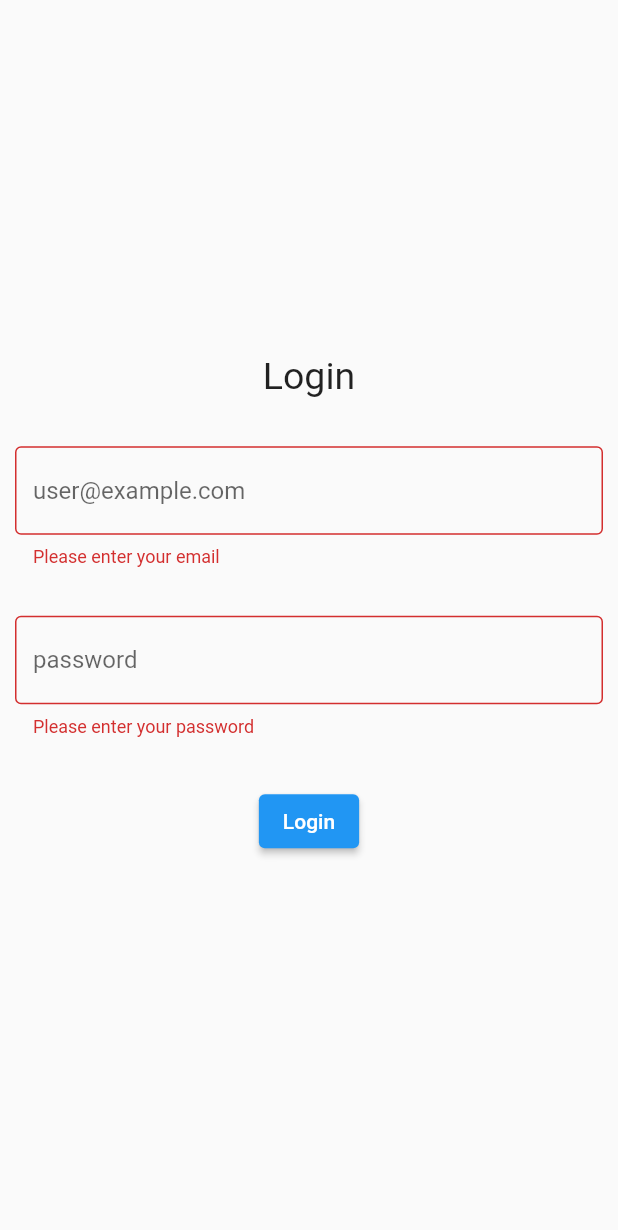
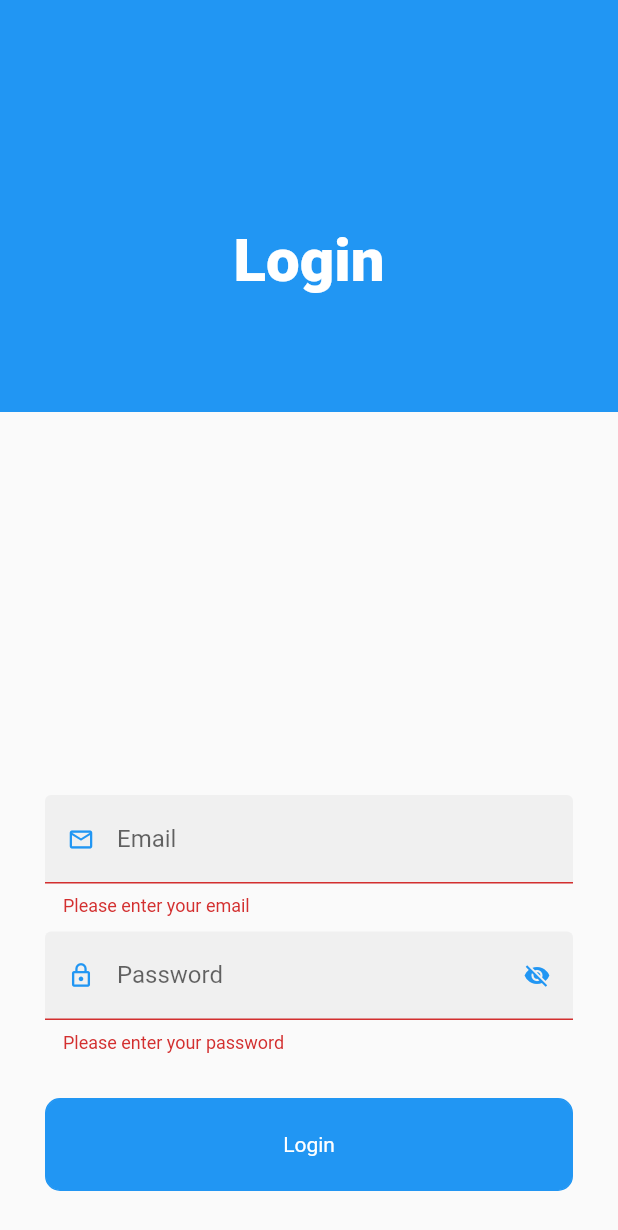
Before and after one commit to oscartbeaumont/flutter-starter, a Flutter app: the screen it shows after launch, after a tap on "Login", on a phone screen of 412 x 824 dp. Shown: the top 1230 px of the screen. Run offline on Flutter 3.47's test engine with Material 2 defaults, Android fonts, the phone set to English and light mode, and no system bars; our stand-ins replace flutter_secure_storage, package_info_plus, shared_preferences; accounts and stored records are empty.

Commit message:
feat: :sparkles: animated login page + fixed code styling

```diff
--- a/lib/views/login.dart
+++ b/lib/views/login.dart
@@ -1,4 +1,5 @@
 import 'package:flutter/material.dart';
+import "../widgets/form_components.dart";
 import '../api/api.dart';
 import "../state.dart";
 
@@ -11,8 +12,9 @@ class _LoginPageState extends State<LoginPage> {
   final _formKey = GlobalKey<FormState>();
   final emailController = TextEditingController();
   final passwordController = TextEditingController();
-  var isLoading = false;
-  var error;
+  bool isLoading = false;
+  bool passwordVisible = false;
+  String? error;
 
   void loginBtn() async {
     FocusManager.instance.primaryFocus?.unfocus();
@@ -34,71 +36,107 @@ class _LoginPageState extends State<LoginPage> {
     }
   }
 
-  void removeError() {
-    setState(() => error = null);
-  }
-
   @override
   Widget build(BuildContext context) {
+    final size = MediaQuery.of(context).size;
+    final bool keyboardOpen = MediaQuery.of(context).viewInsets.bottom > 0;
+
+    print(keyboardOpen);
+
     return Scaffold(
       body: Form(
         key: _formKey,
         child: AutofillGroup(
+          child: Stack(
+            children: <Widget>[
+              AnimatedPositioned(
+                duration: const Duration(milliseconds: 200),
+                curve: Curves.easeOutQuad,
+                width: size.width,
+                height: size.height / 3.0,
+                top: keyboardOpen ? -size.height : 0.0,
+                child: Container(
+                  color: Colors.blue,
+                ),
+              ),
+              Padding(
+                padding: const EdgeInsets.only(top: 150.0),
+                child: Row(
+                  mainAxisAlignment: MainAxisAlignment.center,
+                  children: [
+                    AnimatedDefaultTextStyle(
+                      child: Text("Login"),
+                      style: !keyboardOpen
+                          ? TextStyle(
+                              color: Colors.white,
+                              fontSize: 40.0,
+                              fontWeight: FontWeight.w900,
+                            )
+                          : TextStyle(
+                              color: Colors.black,
+                              fontSize: 40.0,
+                              fontWeight: FontWeight.w900,
+                            ),
+                      duration: Duration(milliseconds: 200),
+                    ),
+                  ],
+                ),
+              ),
+              Padding(
+                padding: const EdgeInsets.all(30.0),
                 child: Column(
-              mainAxisAlignment: MainAxisAlignment.center,
-              crossAxisAlignment: CrossAxisAlignment.center,
+                  mainAxisAlignment: MainAxisAlignment.end,
                   children: <Widget>[
-                Text("Login", style: TextStyle(fontSize: 25)),
-                Text(error != null ? "Error: $error" : "",
-                    style: TextStyle(color: Colors.red)),
-                Padding(
-                  padding: EdgeInsets.symmetric(horizontal: 10, vertical: 16),
-                  child: TextFormField(
+                    Text(
+                      error ?? "",
+                      style: TextStyle(color: Colors.red),
+                    ),
+                    SizedBox(height: 10.0),
+                    TextFieldWidget(
                       controller: emailController,
-                    autofocus: true,
+                      hintText: "Email",
+                      icon: Icons.mail_outline,
+                      enabled: !isLoading,
                       keyboardType: TextInputType.emailAddress,
                       autofillHints: [AutofillHints.email],
                       textInputAction: TextInputAction.next,
-                    onChanged: (_) => removeError(),
-                    decoration: InputDecoration(
-                        border: OutlineInputBorder(),
-                        hintText: "user@example.com"),
-                    validator: (value) {
-                      if (value == null || value.isEmpty) {
-                        return 'Please enter your email';
-                      }
-                      return null;
-                    },
+                      onChanged: (_) => setState(() => error = null),
+                      validator: (value) => value == null || value.isEmpty
+                          ? 'Please enter your email'
+                          : null,
                     ),
-                ),
-                Padding(
-                  padding: EdgeInsets.symmetric(horizontal: 10, vertical: 16),
-                  child: TextFormField(
+                    SizedBox(height: 10.0),
+                    TextFieldWidget(
                       controller: passwordController,
-                    obscureText: true,
-                    enableSuggestions: false,
+                      hintText: "Password",
+                      icon: Icons.lock_outline,
+                      suffixIcon: passwordVisible
+                          ? Icons.visibility
+                          : Icons.visibility_off,
+                      enabled: !isLoading,
+                      obsecureText: !passwordVisible,
                       autocorrect: false,
                       autofillHints: [AutofillHints.password],
                       textInputAction: TextInputAction.done,
-                    onChanged: (_) => removeError(),
-                    decoration: InputDecoration(
-                        border: OutlineInputBorder(), hintText: "password"),
-                    validator: (value) {
-                      if (value == null || value.isEmpty) {
-                        return 'Please enter your password';
-                      }
-                      return null;
-                    },
+                      onSuffixPressed: () =>
+                          setState(() => passwordVisible = !passwordVisible),
+                      onChanged: (_) => setState(() => error = null),
+                      validator: (value) => value == null || value.isEmpty
+                          ? 'Please enter your password'
+                          : null,
+                    ),
+                    SizedBox(height: 30.0),
+                    ButtonWidget(
+                        title: "Login",
+                        loading: isLoading,
+                        onPressed: loginBtn),
+                  ],
                 ),
               ),
-                Padding(
-                  padding: const EdgeInsets.symmetric(vertical: 16.0),
-                  child: isLoading
-                      ? CircularProgressIndicator()
-                      : ElevatedButton(
-                          onPressed: loginBtn, child: Text('Login')),
+            ],
           ),
-              ],
-            ))));
+        ),
+      ),
+    );
   }
 }
--- a/lib/views/settings.dart
+++ b/lib/views/settings.dart
@@ -21,7 +21,11 @@ class SettingsPage extends StatelessWidget {
           children: [
             Padding(
               padding: EdgeInsets.fromLTRB(15.0, 20.0, 32.0, 8.0),
-              child: Text("Settings", style: TextStyle(fontSize: 25.0))),
+              child: Text(
+                "Settings",
+                style: TextStyle(fontSize: 25.0),
+              ),
+            ),
             ListTile(
               title: Text("User Name"),
               subtitle: Text(state.user!.name),
@@ -45,7 +49,10 @@ class SettingsPage extends StatelessWidget {
             ),
             Center(
               child: ElevatedButton(
-                  onPressed: () => logoutBtn(context), child: Text('Logout'))),
+                onPressed: () => logoutBtn(context),
+                child: Text('Logout'),
+              ),
+            ),
             Padding(
               padding: EdgeInsets.fromLTRB(10.0, 10.0, 0.0, 0.0),
               child: FutureBuilder<PackageInfo>(
@@ -59,9 +66,11 @@ class SettingsPage extends StatelessWidget {
                     return Text("");
                   }
                 },
-              )),
+              ),
+            ),
           ],
         ),
-    )); // Center(child: Text("Settings Page!"))
+      ),
+    );
   }
 }
--- /dev/null
+++ b/lib/widgets/form_components.dart
@@ -0,0 +1,115 @@
+import 'package:flutter/material.dart';
+
+class TextFieldWidget extends StatelessWidget {
+  final String? hintText;
+  final IconData? icon;
+  final IconData? suffixIcon;
+  final TextEditingController? controller;
+  final void Function(String)? onChanged;
+  final void Function()? onEditingComplete;
+  final void Function()? onSuffixPressed;
+  final String? Function(String?)? validator;
+  final bool? enabled;
+  final bool? obsecureText;
+  final bool? autocorrect;
+  final TextInputType? keyboardType;
+  final Iterable<String>? autofillHints;
+  final TextInputAction? textInputAction;
+
+  TextFieldWidget({
+    this.hintText,
+    this.icon,
+    this.suffixIcon,
+    this.controller,
+    this.onChanged,
+    this.onEditingComplete,
+    this.onSuffixPressed,
+    this.validator,
+    this.enabled,
+    this.obsecureText,
+    this.autocorrect,
+    this.keyboardType,
+    this.autofillHints,
+    this.textInputAction,
+  });
+
+  @override
+  Widget build(BuildContext context) {
+    return TextFormField(
+      controller: controller,
+      onChanged: onChanged,
+      validator: validator,
+      onEditingComplete: onEditingComplete,
+      enabled: enabled ?? true,
+      obscureText: obsecureText ?? false,
+      autocorrect: autocorrect ?? true,
+      enableSuggestions: autocorrect ?? true,
+      keyboardType: keyboardType,
+      autofillHints: enabled ?? true ? autofillHints : null,
+      textInputAction: textInputAction,
+      decoration: InputDecoration(
+        labelText: hintText,
+        prefixIcon: Icon(
+          icon,
+          size: 18,
+          color: Colors.blue,
+        ),
+        filled: true,
+        enabledBorder: UnderlineInputBorder(
+          borderRadius: BorderRadius.circular(10),
+          borderSide: BorderSide.none,
+        ),
+        focusedBorder: OutlineInputBorder(
+          borderRadius: BorderRadius.circular(10),
+          borderSide: BorderSide(color: Colors.blue),
+        ),
+        suffixIcon: GestureDetector(
+          onTap: onSuffixPressed,
+          child: Icon(
+            suffixIcon,
+            size: 18,
+            color: Colors.blue,
+          ),
+        ),
+      ),
+    );
+  }
+}
+
+class ButtonWidget extends StatelessWidget {
+  final String? title;
+  final bool? loading;
+  final void Function()? onPressed;
+
+  ButtonWidget({this.title, this.loading, this.onPressed});
+
+  @override
+  Widget build(BuildContext context) {
+    return Material(
+      child: Ink(
+        decoration: BoxDecoration(
+          color: Colors.blue,
+          borderRadius: BorderRadius.circular(10.0),
+          border: Border.all(color: Colors.blue, width: 1.0),
+        ),
+        child: InkWell(
+          onTap: onPressed,
+          borderRadius: BorderRadius.circular(10),
+          child: Container(
+            height: 60.0,
+            child: Center(
+              child: loading ?? false
+                  ? CircularProgressIndicator(
+                      color: Colors.white,
+                    )
+                  : Text(
+                      title ?? "",
+                      style: TextStyle(color: Colors.white),
+                    ),
+            ),
+          ),
+        ),
+      ),
+    );
+  }
+}
```
Also changed, not shown: lib/main.dart (+4 -3 lines), lib/views/home.dart (+10 -4 lines), lib/views/loading.dart (+7 -3 lines). Lines whose indentation alone changed are shown as unchanged.
